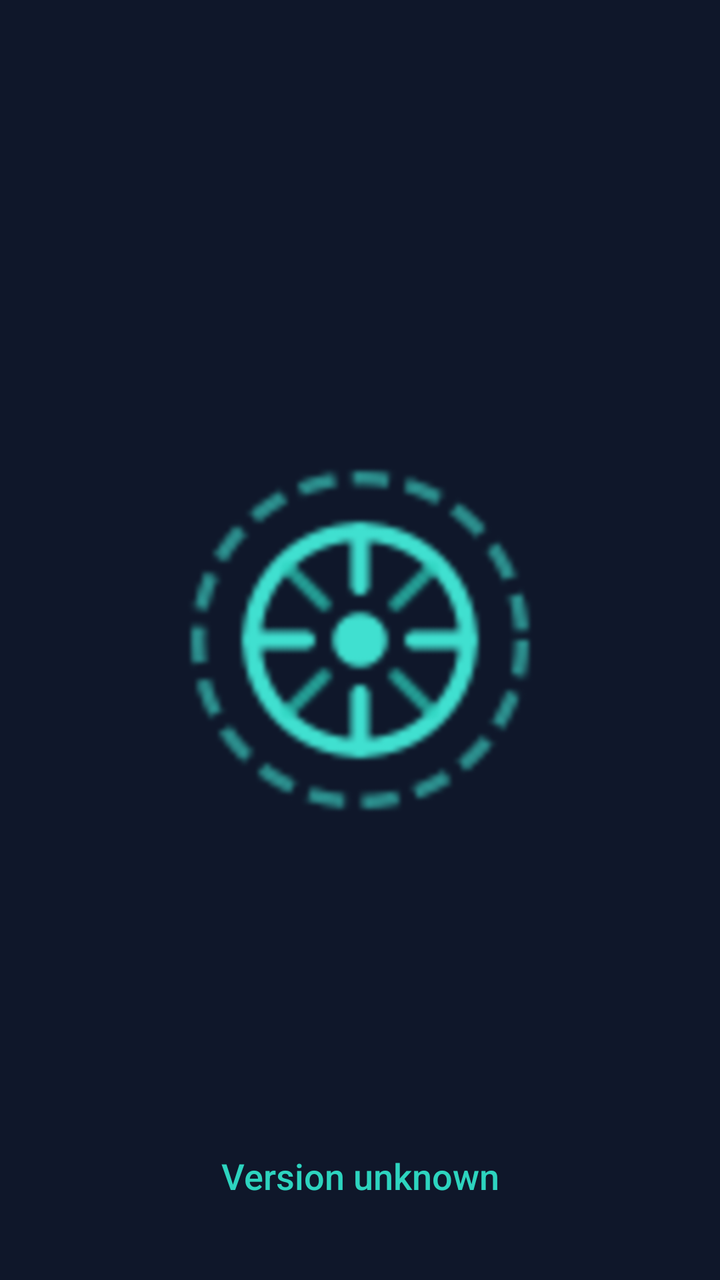
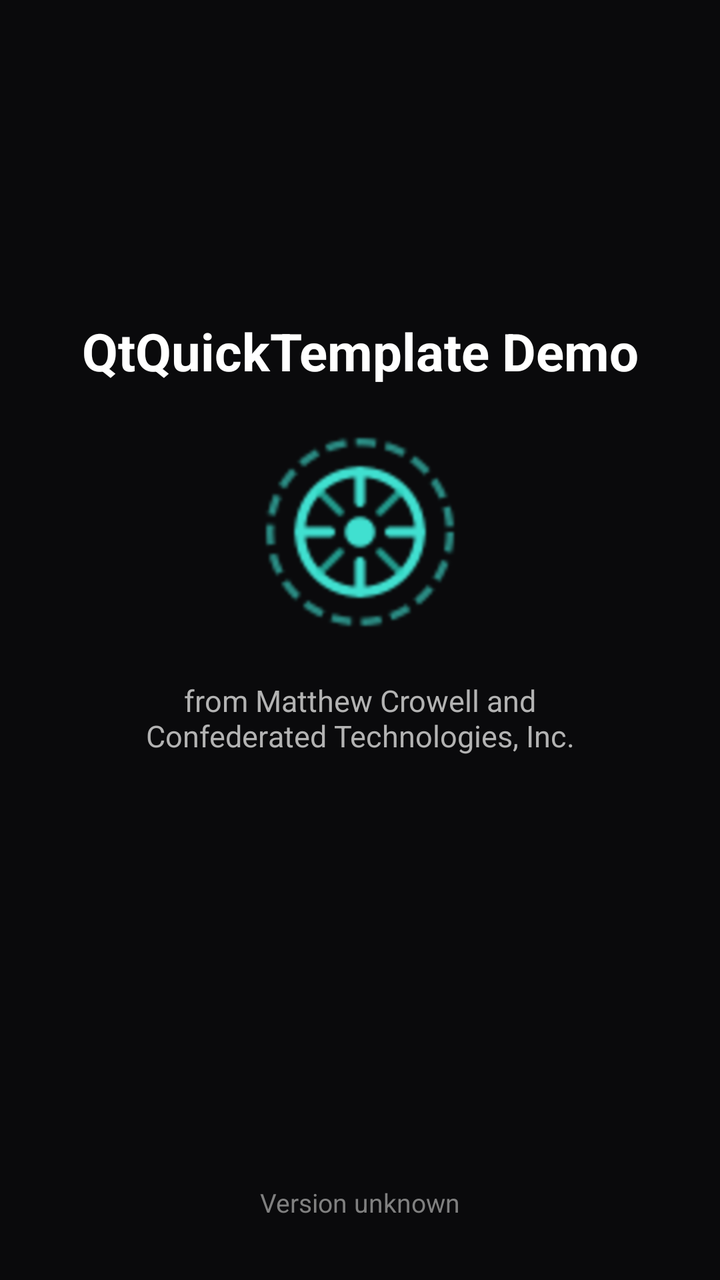

Screens rendered from an Android XML layout before and after an edit, with the pre-edit source and the edit as a unified diff.
<!-- AndroidManifest.xml: application theme Theme.App.Splash -->
<!-- res/layout/splash_screen.xml -->
<?xml version="1.0" encoding="utf-8"?>
<androidx.constraintlayout.widget.ConstraintLayout
        xmlns:android="http://schemas.android.com/apk/res/android"
        xmlns:app="http://schemas.android.com/apk/res-auto"
        android:id="@+id/splash_root"
        android:layout_width="match_parent"
        android:layout_height="match_parent"
        android:background="@color/splash_background">
    <ImageView
            android:id="@+id/splash_logo"
            android:layout_width="180dp"
            android:layout_height="180dp"
            android:src="@drawable/splash_logo"
            android:contentDescription="App logo"
            app:layout_constraintTop_toTopOf="parent"
            app:layout_constraintBottom_toBottomOf="parent"
            app:layout_constraintStart_toStartOf="parent"
            app:layout_constraintEnd_toEndOf="parent"/>
    <TextView
            android:id="@+id/splash_text"
            android:layout_width="wrap_content"
            android:layout_height="wrap_content"
            android:text="Version unknown"
            android:textColor="@color/arcane_400"
            android:textSize="18sp"
            android:fontFamily="sans-serif-medium"
            app:layout_constraintBottom_toBottomOf="parent"
            app:layout_constraintStart_toStartOf="parent"
            app:layout_constraintEnd_toEndOf="parent"
            android:layout_marginBottom="40dp"/>
</androidx.constraintlayout.widget.ConstraintLayout>
<!-- resources referenced by this layout -->
<resources>
  <color name="arcane_400">#ff2dd4bf</color>
  <color name="splash_background">#ff0f172a</color>
  <!-- drawable splash_logo: png bitmap (drawable-nodpi, 64680 bytes) -->
  <style name="Theme.App.Splash" parent="Theme.Material3.DayNight.NoActionBar">
          <item name="android:windowBackground">@color/splash_background</item>
          <item name="android:windowIsTranslucent">true</item>
          <item name="android:windowDrawsSystemBarBackgrounds">true</item>
          <item name="android:statusBarColor">@android:color/transparent</item>
          <item name="android:navigationBarColor">@android:color/transparent</item>
          <item name="android:enforceStatusBarContrast">false</item>
          <item name="android:enforceNavigationBarContrast">false</item>
  
          <item name="windowSplashScreenBackground">@color/splash_background</item>
          <item name="windowSplashScreenAnimatedIcon">@drawable/splash_logo</item>
          <item name="windowSplashScreenAnimationDuration">0</item>
          <item name="postSplashScreenTheme">@style/Theme.App.Main</item>
      </style>
  <style name="Theme.App.Main" parent="Theme.Material3.DayNight.NoActionBar">
          <item name="android:windowBackground">@color/default_background</item>
          <item name="android:windowIsTranslucent">false</item>
          <item name="android:windowDrawsSystemBarBackgrounds">true</item>
          <item name="android:statusBarColor">@android:color/transparent</item>
          <item name="android:navigationBarColor">@android:color/transparent</item>
          <item name="android:enforceStatusBarContrast">false</item>
          <item name="android:enforceNavigationBarContrast">false</item>
      </style>
  <color name="default_background">#ff0a0a0c</color>
</resources>

<!-- the commit's change to res/layout/splash_screen.xml (unified diff, before → after) -->
@@ -8,24 +8,60 @@
         android:background="@color/splash_background">
     <ImageView
             android:id="@+id/splash_logo"
-            android:layout_width="180dp"
-            android:layout_height="180dp"
+            android:layout_width="100dp"
+            android:layout_height="100dp"
             android:src="@drawable/splash_logo"
-            android:contentDescription="App logo"
+            android:contentDescription="@string/splash_logo_content_description"
             app:layout_constraintTop_toTopOf="parent"
             app:layout_constraintBottom_toBottomOf="parent"
             app:layout_constraintStart_toStartOf="parent"
+            app:layout_constraintEnd_toEndOf="parent"
+            app:layout_constraintVertical_bias="0.4"/>
+
+    <TextView
+            android:id="@+id/splash_title"
+            android:layout_width="0dp"
+            android:layout_height="wrap_content"
+            android:layout_marginStart="24dp"
+            android:layout_marginEnd="24dp"
+            android:layout_marginBottom="24dp"
+            android:text="@string/splash_title"
+            android:textAlignment="center"
+            android:gravity="center_horizontal"
+            android:includeFontPadding="false"
+            android:textColor="#ffffffff"
+            android:textSize="26sp"
+            android:textStyle="bold"
+            app:layout_constraintBottom_toTopOf="@id/splash_logo"
+            app:layout_constraintStart_toStartOf="parent"
             app:layout_constraintEnd_toEndOf="parent"/>
+
+    <TextView
+            android:id="@+id/splash_attribution"
+            android:layout_width="0dp"
+            android:layout_height="wrap_content"
+            android:layout_marginTop="24dp"
+            android:layout_marginStart="24dp"
+            android:layout_marginEnd="24dp"
+            android:text="@string/splash_attribution"
+            android:textAlignment="center"
+            android:gravity="center_horizontal"
+            android:textColor="#ffb3b3b3"
+            android:textSize="15sp"
+            app:layout_constraintTop_toBottomOf="@id/splash_logo"
+            app:layout_constraintStart_toStartOf="parent"
+            app:layout_constraintEnd_toEndOf="parent"/>
+
     <TextView
             android:id="@+id/splash_text"
             android:layout_width="wrap_content"
             android:layout_height="wrap_content"
-            android:text="Version unknown"
-            android:textColor="@color/arcane_400"
-            android:textSize="18sp"
-            android:fontFamily="sans-serif-medium"
+            android:text="@string/version_unknown_label"
+            android:textColor="#ff808080"
+            android:textSize="13sp"
+            android:fontFamily="sans-serif"
             app:layout_constraintBottom_toBottomOf="parent"
             app:layout_constraintStart_toStartOf="parent"
             app:layout_constraintEnd_toEndOf="parent"
-            android:layout_marginBottom="40dp"/>
+            android:layout_marginBottom="30dp"/>
 </androidx.constraintlayout.widget.ConstraintLayout>
<!-- resource entries referenced after the edit -->
@@ -1,8 +1,11 @@
 <!-- resources referenced by this layout -->
 <resources>
-  <color name="arcane_400">#ff2dd4bf</color>
-  <color name="splash_background">#ff0f172a</color>
+  <color name="splash_background">#ff0a0a0c</color>
   <!-- drawable splash_logo: png bitmap (drawable-nodpi, 64680 bytes) -->
+  <string name="splash_attribution">from Matthew Crowell and\nConfederated Technologies, Inc.</string>
+  <string name="splash_logo_content_description">App logo</string>
+  <string name="splash_title">QtQuickTemplate Demo</string>
+  <string name="version_unknown_label">Version unknown</string>
   <style name="Theme.App.Splash" parent="Theme.Material3.DayNight.NoActionBar">
           <item name="android:windowBackground">@color/splash_background</item>
           <item name="android:windowIsTranslucent">true</item>
